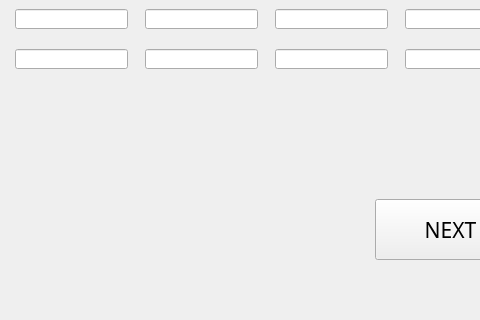
Old version of the form ui_files/ability_jobType_screen.ui in the repository yorozuya-2003/institutional_benchmarking_model; both pictures show x 165 to 645 and y 221 to 541 of the 727 by 541 pixel window.
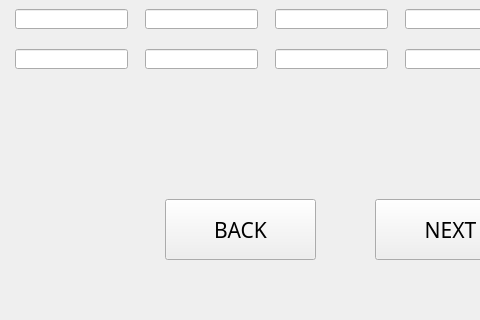
New version of the form.

Commit message: Added back button, Fixed minor bugs

The edit to the form file:
```diff
--- a/ui_files/ability_jobType_screen.ui
+++ b/ui_files/ability_jobType_screen.ui
@@ -487,6 +487,25 @@
      <string>NEXT</string>
     </property>
    </widget>
+   <widget class="QPushButton" name="backButton">
+    <property name="geometry">
+     <rect>
+      <x>330</x>
+      <y>420</y>
+      <width>151</width>
+      <height>61</height>
+     </rect>
+    </property>
+    <property name="font">
+     <font>
+      <family>Corbel Light</family>
+      <pointsize>16</pointsize>
+     </font>
+    </property>
+    <property name="text">
+     <string>BACK</string>
+    </property>
+   </widget>
   </widget>
   <widget class="QMenuBar" name="menubar">
    <property name="geometry">
```
The commit also changes 15 other files.
